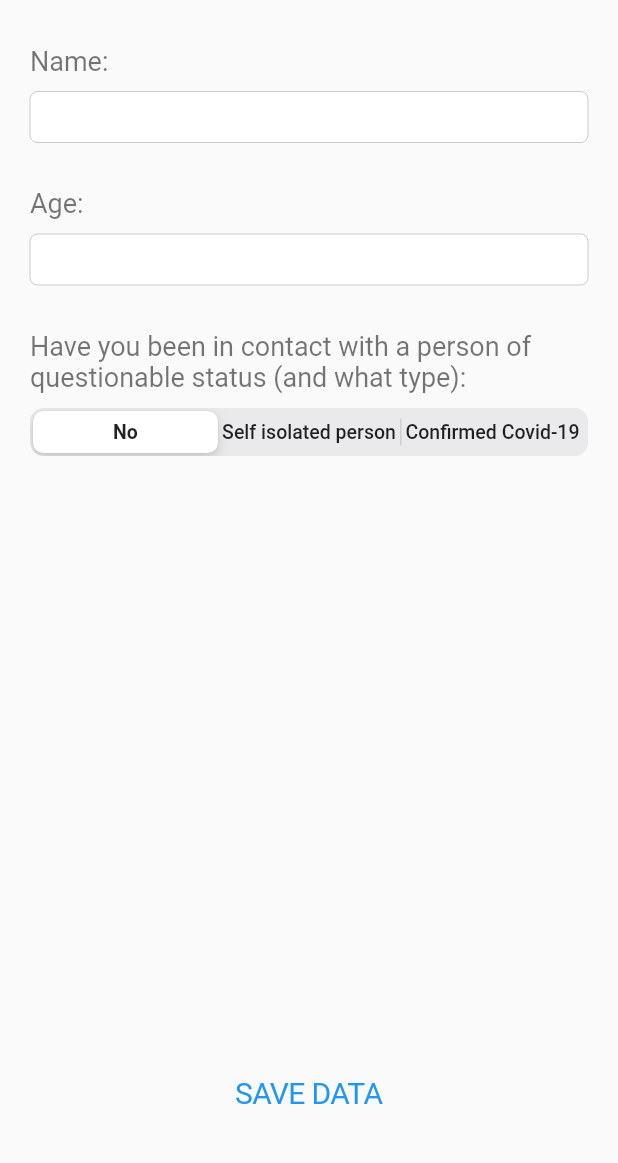
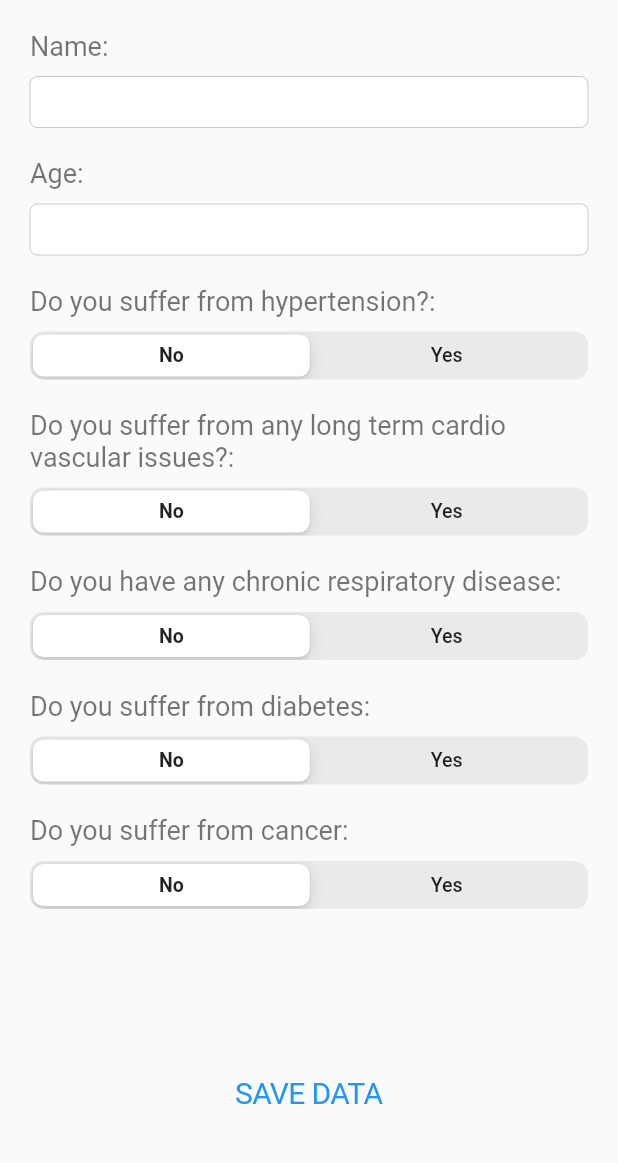
Before and after one commit to tadijam64/Iaso, a Flutter app: the Pool screen opened directly, on a phone screen of 412 x 824 dp, the part 72-1235 px from its top. Run offline on Flutter 3.47's test engine with Material 2 defaults, Android fonts, the phone set to English and light mode, and no system bars; our stand-ins replace charts_flutter, cloud_firestore, contacts_service, dio, flutter_local_notifications, get and 3 more; accounts and stored records are empty.

Commit message:
Pool fixes

```diff
--- a/lib/Models/PoolInteractor.dart
+++ b/lib/Models/PoolInteractor.dart
@@ -1,15 +1,16 @@
 import 'package:cloud_firestore/cloud_firestore.dart';
 import 'package:iaso/Common/Settings.dart';
+import 'package:iaso/Models/User/User.dart';
 
 class PoolInteractor {
-  Future<void> saveData(String name, int age) async {
+  Future<void> saveData(User user) async {
     DocumentReference postRef =
         Firestore.instance.document("users/" + Settings().userId);
 
     await Firestore.instance.runTransaction((Transaction tx) async {
       DocumentSnapshot postSnapshot = await tx.get(postRef);
       if (postSnapshot.exists) {
-        await tx.update(postRef, <String, dynamic>{'name': name, 'age': age});
+        await tx.update(postRef, user.toJsonPool());
       }
     });
   }
--- a/lib/Models/User/User.dart
+++ b/lib/Models/User/User.dart
@@ -60,4 +60,17 @@ class User {
             : null;
     return data;
   }
+
+  Map<String, dynamic> toJsonPool() {
+    final Map<String, dynamic> data = new Map<String, dynamic>();
+    data['age'] = this.age;
+    data['name'] = this.name;
+    data['hypertension'] = this.hypertension;
+    data['cardiovascularIssues'] = this.cardiovascularIssues;
+    data['chronicRespiratoryDisease'] = this.chronicRespiratoryDisease;
+    data['cancer'] = this.cancer;
+    data['diabetes'] = this.diabetes;
+
+    return data;
+  }
 }
--- a/lib/Views/Pool.dart
+++ b/lib/Views/Pool.dart
@@ -3,6 +3,7 @@ import 'package:flutter/material.dart';
 import 'package:flutter/services.dart';
 import 'package:iaso/Common/Settings.dart';
 import 'package:iaso/Models/PoolInteractor.dart';
+import 'package:iaso/Models/User/User.dart';
 
 class Pool extends StatefulWidget {
   PoolState createState() => new PoolState();
@@ -11,11 +12,15 @@ class Pool extends StatefulWidget {
 class PoolState extends State<Pool> {
   final Map<int, Widget> odabir = const <int, Widget>{
     0: Text('No'),
-    1: Text('Self isolated person'),
-    2: Text('Confirmed Covid-19'),
+    1: Text('Yes')
   };
 
-  int odabrani = 0;
+  int selectHypertension = 0;
+  int selectCancer = 0;
+  int selectCardiovascularIssues = 0;
+  int selectChronicRespiratoryDisease = 0;
+  int selectDiabetes = 0;
+
   TextEditingController nameController = new TextEditingController(),
       ageController = new TextEditingController();
 
@@ -37,7 +42,7 @@ class PoolState extends State<Pool> {
                       color: Colors.black87),
                 )),
                 SizedBox(
-                  height: 30,
+                  height: 20,
                 ),
                 Text(
                   "Name:",
@@ -48,7 +53,7 @@ class PoolState extends State<Pool> {
                 ),
                 CupertinoTextField(controller: nameController),
                 SizedBox(
-                  height: 30,
+                  height: 20,
                 ),
                 Text(
                   "Age:",
@@ -62,10 +67,10 @@ class PoolState extends State<Pool> {
                   keyboardType: TextInputType.numberWithOptions(),
                 ),
                 SizedBox(
-                  height: 30,
+                  height: 20,
                 ),
                 Text(
-                  "Have you been in contact with a person of questionable status (and what type):",
+                  "Do you suffer from hypertension?:",
                   style: TextStyle(fontSize: 18.0, color: Colors.black54),
                 ),
                 SizedBox(
@@ -75,9 +80,85 @@ class PoolState extends State<Pool> {
                     width: double.infinity,
                     child: CupertinoSlidingSegmentedControl(
                         children: odabir,
-                        groupValue: odabrani,
+                        groupValue: selectHypertension,
                         onValueChanged: (value) {
-                          odabrani = value;
+                          selectHypertension = value;
+                          setState(() {});
+                        })),
+                SizedBox(
+                  height: 20,
+                ),
+                Text(
+                  "Do you suffer from any long term cardio vascular issues?:",
+                  style: TextStyle(fontSize: 18.0, color: Colors.black54),
+                ),
+                SizedBox(
+                  height: 10,
+                ),
+                Container(
+                    width: double.infinity,
+                    child: CupertinoSlidingSegmentedControl(
+                        children: odabir,
+                        groupValue: selectCardiovascularIssues,
+                        onValueChanged: (value) {
+                          selectCardiovascularIssues = value;
+                          setState(() {});
+                        })),
+                SizedBox(
+                  height: 20,
+                ),
+                Text(
+                  "Do you have any chronic respiratory disease:",
+                  style: TextStyle(fontSize: 18.0, color: Colors.black54),
+                ),
+                SizedBox(
+                  height: 10,
+                ),
+                Container(
+                    width: double.infinity,
+                    child: CupertinoSlidingSegmentedControl(
+                        children: odabir,
+                        groupValue: selectChronicRespiratoryDisease,
+                        onValueChanged: (value) {
+                          selectChronicRespiratoryDisease = value;
+                          setState(() {});
+                        })),
+                SizedBox(
+                  height: 20,
+                ),
+                Text(
+                  "Do you suffer from diabetes:",
+                  style: TextStyle(fontSize: 18.0, color: Colors.black54),
+                ),
+                SizedBox(
+                  height: 10,
+                ),
+                Container(
+                    width: double.infinity,
+                    child: CupertinoSlidingSegmentedControl(
+                        children: odabir,
+                        groupValue: selectDiabetes,
+                        onValueChanged: (value) {
+                          selectDiabetes = value;
+                          setState(() {});
+                        })),
+                SizedBox(
+                  height: 20,
+                ),
+                Text(
+                  "Do you suffer from cancer:",
+                  style: TextStyle(fontSize: 18.0, color: Colors.black54),
+                ),
+                SizedBox(
+                  height: 10,
+                ),
+                Container(
+                    width: double.infinity,
+                    child: CupertinoSlidingSegmentedControl(
+                        children: odabir,
+                        groupValue: selectCancer,
+                        onValueChanged: (value) {
+                          selectCancer = value;
                           setState(() {});
                         })),
                 Expanded(child: Material()),
@@ -97,8 +178,18 @@ class PoolState extends State<Pool> {
     String name = nameController.text;
     int age = int.parse(ageController.text);
 
+    User user = new User();
+    user.age = age;
+    user.name = name;
+    user.hypertension = selectHypertension == 1 ? true : false;
+    user.cardiovascularIssues = selectCardiovascularIssues == 1 ? true : false;
+    user.chronicRespiratoryDisease =
+        selectChronicRespiratoryDisease == 1 ? true : false;
+    user.cancer = selectCancer == 1 ? true : false;
+    user.diabetes = selectDiabetes == 1 ? true : false;
+
     PoolInteractor pd = new PoolInteractor();
-    await pd.saveData(name, age);
+    await pd.saveData(user);
 
     Settings().startUp();
   }
```
